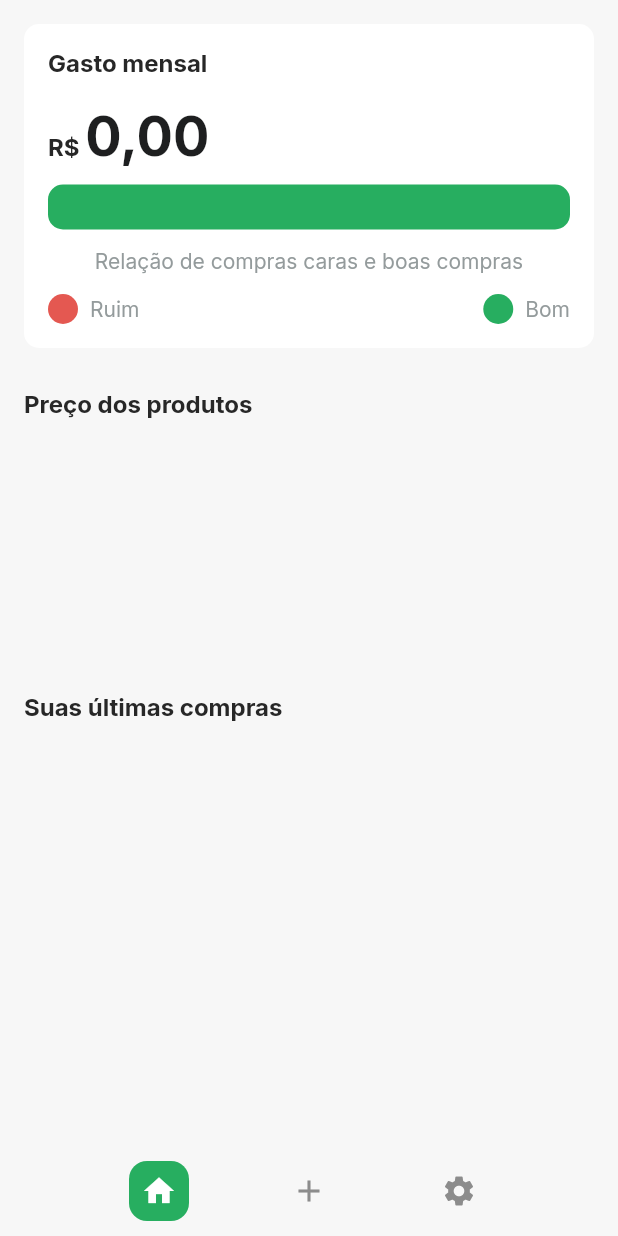
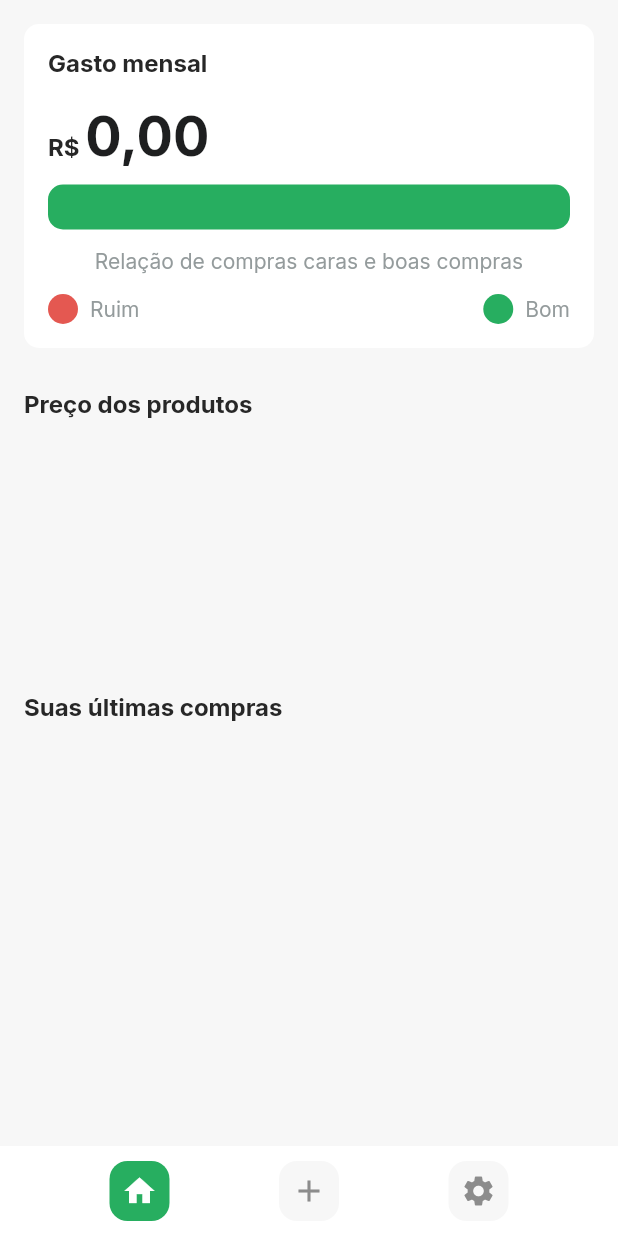
Before and after one commit to JFmaia/FlutterRace_1, a Flutter app: the HomePage screen opened directly with empty values, on a phone screen of 412 x 824 dp. Run offline on Flutter 3.47's test engine with Material 2 defaults, Android fonts, the phone set to English and light mode, and no system bars; our stand-ins replace flutter_multi_formatter, font_awesome_flutter, google_fonts, supabase, validators; accounts and stored records are empty.

Commit message:
Modificando formato do BottomNavigator.

```diff
--- a/tacaro/lib/shared/widgets/bottom_navigator/app_bottom_navigator.dart
+++ b/tacaro/lib/shared/widgets/bottom_navigator/app_bottom_navigator.dart
@@ -1,4 +1,5 @@
 import 'package:flutter/material.dart';
+import 'package:tacaro/shared/theme/app_theme.dart';
 import 'package:tacaro/shared/widgets/icon_buttom_navigator/icon_buttom_navigator.dart';
 
 class AppBottomNavigator extends StatelessWidget {
@@ -12,16 +13,10 @@ class AppBottomNavigator extends StatelessWidget {
 
   @override
   Widget build(BuildContext context) {
-    return Padding(
-      padding: const EdgeInsets.only(
-        right: 26,
-        left: 26,
-      ),
-      child: Container(
+    return Container(
       height: 60,
       decoration: BoxDecoration(
-          color: Colors.transparent,
-          borderRadius: BorderRadius.circular(12),
+        color: AppTheme.colors.textEnabled,
       ),
       child: Row(
         mainAxisAlignment: MainAxisAlignment.spaceEvenly,
@@ -49,7 +44,6 @@ class AppBottomNavigator extends StatelessWidget {
           ),
         ],
       ),
-      ),
     );
   }
 }
```
Lines whose indentation alone changed are shown as unchanged.
